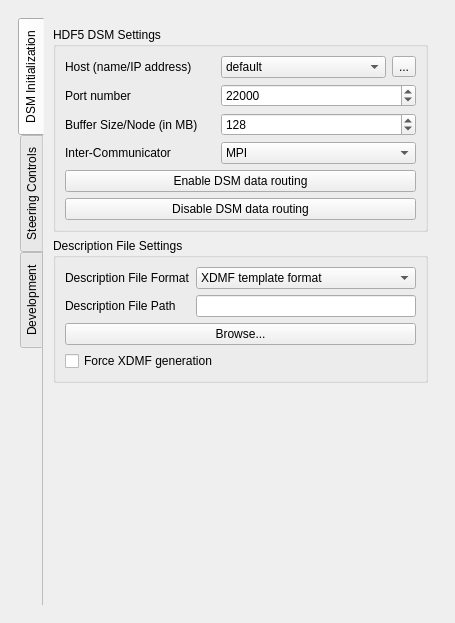
Qt form pqDSMViewerPanel.ui (soumagne/icarus) before a commit.
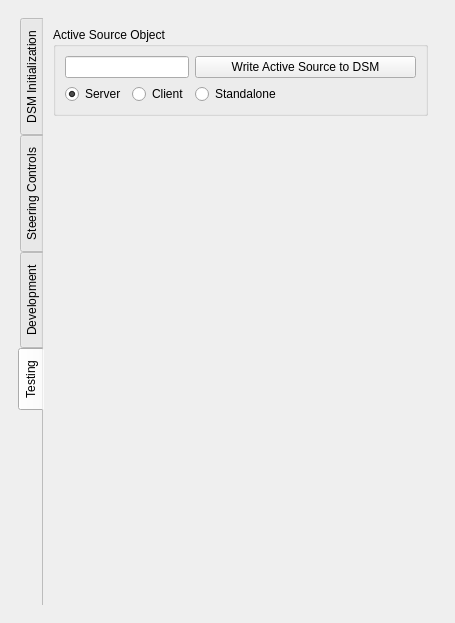
The same form after that commit. Icons and pictures are not drawn.

Commit message:
Standalone mode client+server together reenabled for debugging purposes
Add support for standalone mode, be careful about destroying DSM cleanly
when pqDSMPanel closes to avoid MPI_Finalize being called before service
thread has exited and cleaned up.

```diff
--- a/pqDSMViewerPanel.ui
+++ b/pqDSMViewerPanel.ui
@@ -29,7 +29,7 @@
          <x>0</x>
          <y>0</y>
          <width>437</width>
-         <height>580</height>
+         <height>583</height>
         </rect>
        </property>
        <layout class="QVBoxLayout" name="verticalLayout_4">
@@ -39,7 +39,7 @@
            <enum>QTabWidget::West</enum>
           </property>
           <property name="currentIndex">
-           <number>0</number>
+           <number>3</number>
           </property>
           <property name="elideMode">
            <enum>Qt::ElideRight</enum>
@@ -517,48 +517,6 @@
               </layout>
              </widget>
             </item>
-            <item>
-             <widget class="QGroupBox" name="sourceBox">
-              <property name="sizePolicy">
-               <sizepolicy hsizetype="Expanding" vsizetype="Preferred">
-                <horstretch>0</horstretch>
-                <verstretch>0</verstretch>
-               </sizepolicy>
-              </property>
-              <property name="title">
-               <string>Active Source Object</string>
-              </property>
-              <layout class="QGridLayout" name="gridLayout_3">
-               <item row="0" column="0" colspan="3">
-                <widget class="QLineEdit" name="infoTextOutput">
-                 <property name="readOnly">
-                  <bool>true</bool>
-                 </property>
-                </widget>
-               </item>
-               <item row="2" column="0" colspan="2">
-                <widget class="QCheckBox" name="clientMode">
-                 <property name="text">
-                  <string>Client Mode </string>
-                 </property>
-                </widget>
-               </item>
-               <item row="2" column="2">
-                <widget class="QPushButton" name="writeToDSM">
-                 <property name="sizePolicy">
-                  <sizepolicy hsizetype="Expanding" vsizetype="Fixed">
-                   <horstretch>0</horstretch>
-                   <verstretch>0</verstretch>
-                  </sizepolicy>
-                 </property>
-                 <property name="text">
-                  <string>Write Active Source to DSM</string>
-                 </property>
-                </widget>
-               </item>
-              </layout>
-             </widget>
-            </item>
             <item>
              <widget class="QGroupBox" name="standardControlBox">
               <property name="title">
@@ -657,6 +615,88 @@
             </item>
            </layout>
           </widget>
+          <widget class="QWidget" name="Testing">
+           <attribute name="title">
+            <string>Testing</string>
+           </attribute>
+           <layout class="QVBoxLayout" name="verticalLayout_3">
+            <item>
+             <widget class="QGroupBox" name="sourceBox">
+              <property name="sizePolicy">
+               <sizepolicy hsizetype="Expanding" vsizetype="Preferred">
+                <horstretch>0</horstretch>
+                <verstretch>0</verstretch>
+               </sizepolicy>
+              </property>
+              <property name="title">
+               <string>Active Source Object</string>
+              </property>
+              <layout class="QGridLayout" name="gridLayout_3">
+               <item row="0" column="0" colspan="2">
+                <widget class="QLineEdit" name="infoTextOutput">
+                 <property name="readOnly">
+                  <bool>true</bool>
+                 </property>
+                </widget>
+               </item>
+               <item row="0" column="2">
+                <widget class="QPushButton" name="writeToDSM">
+                 <property name="sizePolicy">
+                  <sizepolicy hsizetype="Expanding" vsizetype="Fixed">
+                   <horstretch>0</horstretch>
+                   <verstretch>0</verstretch>
+                  </sizepolicy>
+                 </property>
+                 <property name="text">
+                  <string>Write Active Source to DSM</string>
+                 </property>
+                </widget>
+               </item>
+               <item row="1" column="0">
+                <widget class="QRadioButton" name="dsmIsServer">
+                 <property name="text">
+                  <string>Server</string>
+                 </property>
+                 <property name="checked">
+                  <bool>true</bool>
+                 </property>
+                </widget>
+               </item>
+               <item row="1" column="1">
+                <widget class="QRadioButton" name="dsmIsClient">
+                 <property name="text">
+                  <string>Client</string>
+                 </property>
+                </widget>
+               </item>
+               <item row="1" column="2">
+                <widget class="QRadioButton" name="dsmIsStandalone">
+                 <property name="text">
+                  <string>Standalone</string>
+                 </property>
+                 <property name="checked">
+                  <bool>false</bool>
+                 </property>
+                </widget>
+               </item>
+              </layout>
+             </widget>
+            </item>
+            <item>
+             <spacer name="verticalSpacer_2">
+              <property name="orientation">
+               <enum>Qt::Vertical</enum>
+              </property>
+              <property name="sizeHint" stdset="0">
+               <size>
+                <width>20</width>
+                <height>40</height>
+               </size>
+              </property>
+             </spacer>
+            </item>
+           </layout>
+          </widget>
          </widget>
         </item>
        </layout>
```
Left out of the diff: 11 changed lines with no effect on the pictures. The commit also changes 2 other files.
